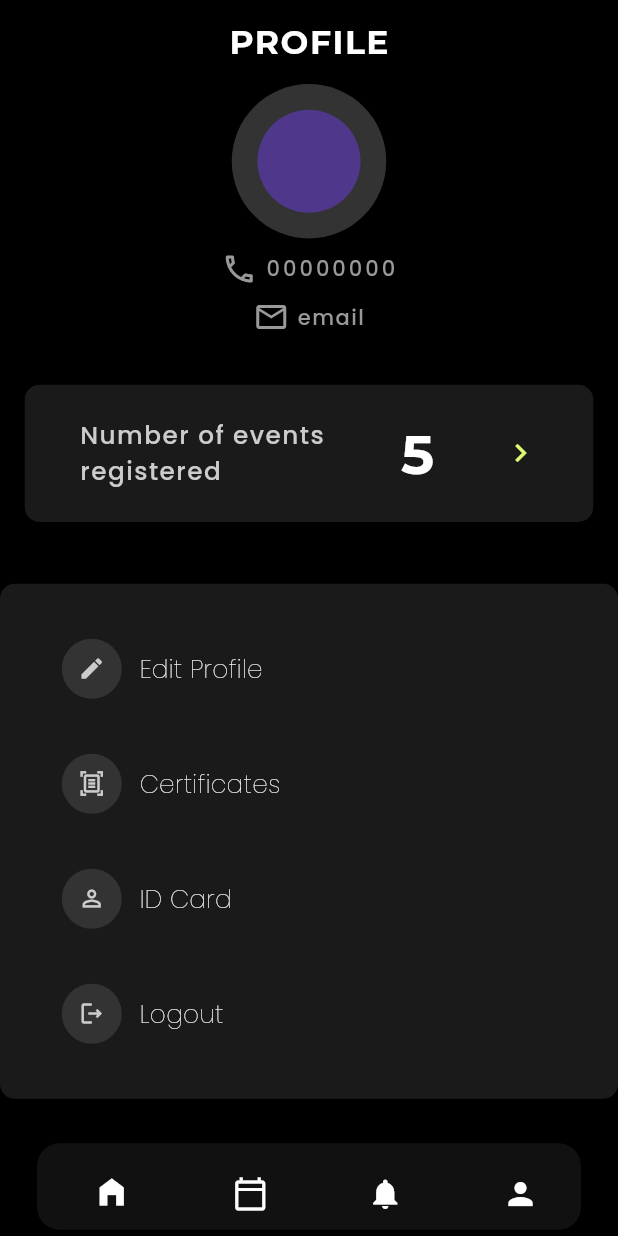
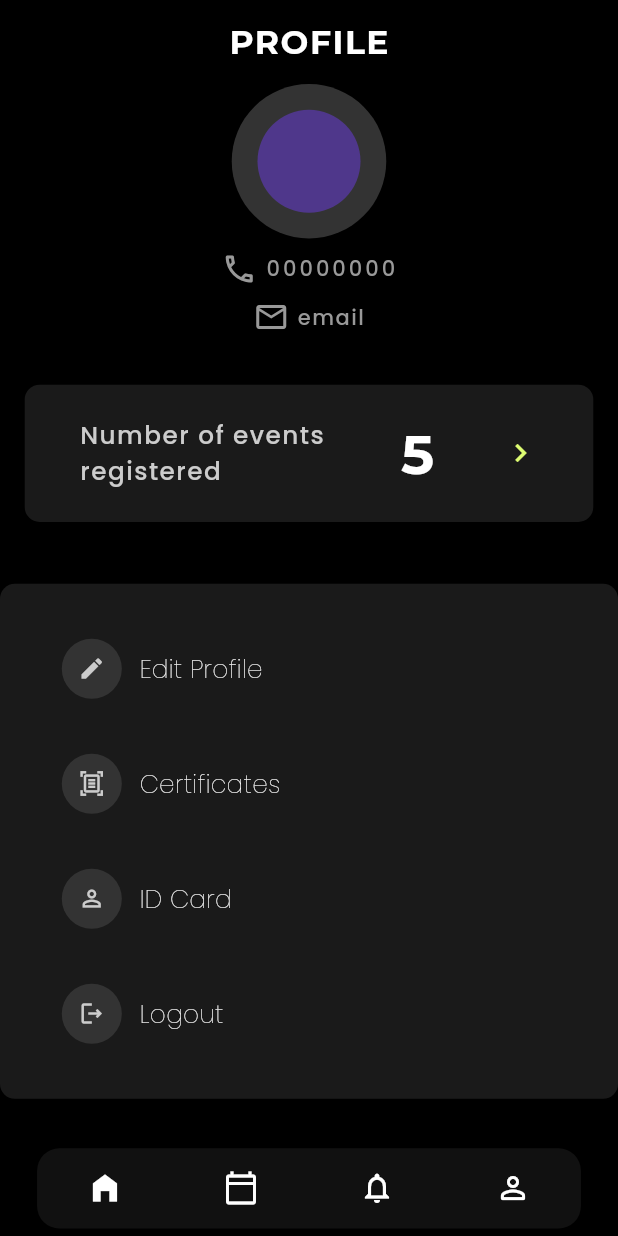
Before and after one commit to angathjr/Hestia-23, a Flutter app: the screen it shows after launch, swiped to page 4, on a phone screen of 412 x 824 dp. Run offline on Flutter 3.47's test engine with Material 2 defaults, Android fonts, the phone set to English and light mode, and no system bars; our stand-ins replace carousel_slider, firebase_core, firebase_messaging, get, get_storage, google_fonts and 1 more; accounts and stored records are empty; network calls fail.

Commit message:
updated sample nav bar

```diff
--- a/lib/events/views/events_screen.dart
+++ b/lib/events/views/events_screen.dart
@@ -36,7 +36,7 @@ class EventScreen extends StatelessWidget {
             title: Row(
               crossAxisAlignment: CrossAxisAlignment.center,
               children: [
-                GestureDetector(
+                InkWell(
                     onTap: () => Get.back(), child: const BackButtonWidget()),
                 const SizedBox(
                   width: 20,
@@ -50,9 +50,9 @@ class EventScreen extends StatelessWidget {
           ),
           SliverPadding(
               padding: EdgeInsets.symmetric(horizontal: width * 0.05),
-              sliver: SliverList(
-                delegate: SliverChildListDelegate(
-                  [
+              sliver: SliverToBoxAdapter(
+                child: Column(
+                  children: [
                     SizedBox(
                       height: height * 0.01,
                     ),
--- a/lib/main.dart
+++ b/lib/main.dart
@@ -55,7 +55,7 @@ class MyApp extends StatelessWidget {
             name: '/',
             page: () => storage.hasData('authToken')
                 ? storage.read('isComplete') ?? false
-                    ? HomeScreen()
+                    ? NavBarPage()
                     : ProfileCompletion()
                 : LoginScreen()),
         // GetPage(name: '/posts', page: () => PostsScreen()),
--- a/lib/navbar/views/navbar_screen.dart
+++ b/lib/navbar/views/navbar_screen.dart
@@ -23,11 +23,11 @@ class NavBarPage extends StatelessWidget {
   Widget build(BuildContext context) {
     double width = MediaQuery.of(context).size.width;
     double height = MediaQuery.of(context).size.height;
-    double topHeight = height * 0.915;
-    double navHeight = (height - topHeight) - (width * 0.035 * 2);
+
+    double navHeight = height * 0.063;
 
     return Scaffold(
-        body: Container(
+        body: SizedBox(
       width: width,
       height: height,
       child: Stack(
@@ -49,9 +49,9 @@ class NavBarPage extends StatelessWidget {
             children: [
               Padding(
                 padding: EdgeInsets.symmetric(
-                    horizontal: width * 0.06, vertical: height * 0.005),
+                    horizontal: width * 0.06, vertical: height * 0.006),
                 child: Container(
-                  height: height * 0.07,
+                  height: height * 0.065,
                   decoration: BoxDecoration(
                     color: const Color(0xff111111),
                     borderRadius: BorderRadius.circular(15),
@@ -59,32 +59,39 @@ class NavBarPage extends StatelessWidget {
                   child: Row(
                     mainAxisAlignment: MainAxisAlignment.spaceAround,
                     children: [
-                      buildNavIcons(
+                      Obx(
+                        () => buildNavIcons(
                           navHeight: navHeight,
-                        w: 0.40,
-                        h: 0.40,
                           index: 0,
-                        icon: Icon(Icons.home_filled),
+                          selectedIcon: const Icon(Icons.home_filled),
+                          unselectedIcon: const Icon(Icons.home_outlined),
                         ),
-                      buildNavIcons(
+                      ),
+                      Obx(
+                        () => buildNavIcons(
                           navHeight: navHeight,
-                        w: 0.35,
-                        h: 0.35,
                           index: 1,
-                        icon: Icon(Icons.calendar_today_outlined),
+                          selectedIcon:
+                              const Icon(Icons.calendar_today_rounded),
+                          unselectedIcon:
+                              const Icon(Icons.calendar_today_outlined),
                         ),
-                      buildNavIcons(
+                      ),
+                      Obx(
+                        () => buildNavIcons(
                             navHeight: navHeight,
-                          w: 0.35,
-                          h: 0.35,
                             index: 2,
-                          icon: Icon(Icons.notifications)),
-                      buildNavIcons(
+                            selectedIcon: const Icon(Icons.notifications),
+                            unselectedIcon:
+                                const Icon(Icons.notifications_none_outlined)),
+                      ),
+                      Obx(() => buildNavIcons(
                             navHeight: navHeight,
-                          w: 0.35,
-                          h: 0.35,
                             index: 3,
-                          icon: Icon(Icons.person)),
+                            selectedIcon: const Icon(Icons.person),
+                            unselectedIcon:
+                                const Icon(Icons.person_outline_rounded),
+                          ))
                     ],
                   ),
                 ),
@@ -98,18 +105,22 @@ class NavBarPage extends StatelessWidget {
 
   InkWell buildNavIcons(
       {required double navHeight,
-      required Icon icon,
-      required double w,
-      required double h,
+      required Icon selectedIcon,
+      required Icon unselectedIcon,
       required int index}) {
     return InkWell(
       onTap: () {
         navController.changePage(index, navController.controller);
         navController.index.value = index;
       },
-      child: SizedBox(width: navHeight * w, height: navHeight * h, child: icon),
+      child: SizedBox(
+          width: navHeight,
+          height: navHeight,
+          child: (navController.index.value == index)
+              ? selectedIcon
+              : unselectedIcon),
     );
   }
 }
 
-//TODO: this is only a sample nav bar for testing, need to rebuild it
+//TODO: this is only a sample nav bar for testing, need to rebuild it ,also need to change the icons and ripple effects
--- a/lib/profile/views/profile_screen.dart
+++ b/lib/profile/views/profile_screen.dart
@@ -2,16 +2,21 @@ import 'package:flutter/material.dart';
 import 'package:flutter/src/widgets/framework.dart';
 import 'package:flutter/src/widgets/placeholder.dart';
 import 'package:get/get.dart';
+import 'package:hestia_23/auth/controllers/auth_controller.dart';
 import 'package:hestia_23/core/Constants..dart';
 import 'package:hestia_23/profile/views/profile_completion_screen.dart';
 import 'package:hestia_23/core/Constants..dart';
 
 class ProfileScreen extends StatelessWidget {
-  const ProfileScreen({super.key});
+  ProfileScreen({super.key});
+
+  final AuthController controller = Get.find();
 
   @override
   Widget build(BuildContext context) {
-    final _size = MediaQuery.of(context).size;
+    final _size = MediaQuery
+        .of(context)
+        .size;
     final _height = _size.height;
     final _width = _size.width;
     return Scaffold(
@@ -219,12 +224,15 @@ class ProfileScreen extends StatelessWidget {
                           ),
                         ),
                         Padding(padding: EdgeInsets.all(_width / 70)),
-                        Text(
-                          "Logout",
-                          style: FutTheme.font3.copyWith(
-                            color: Colors.white,
-                            fontSize: _width * 0.04,
-                            fontWeight: FontWeight.w200,
+                        InkWell(
+                          onTap: () => controller.signout(),
+                          child: Text(
+                            "Logout",
+                            style: FutTheme.font3.copyWith(
+                              color: Colors.white,
+                              fontSize: _width * 0.04,
+                              fontWeight: FontWeight.w200,
+                            ),
                           ),
                         )
                       ],
```
Also changed, not shown: pubspec.lock. Lines whose indentation alone changed are shown as unchanged.
